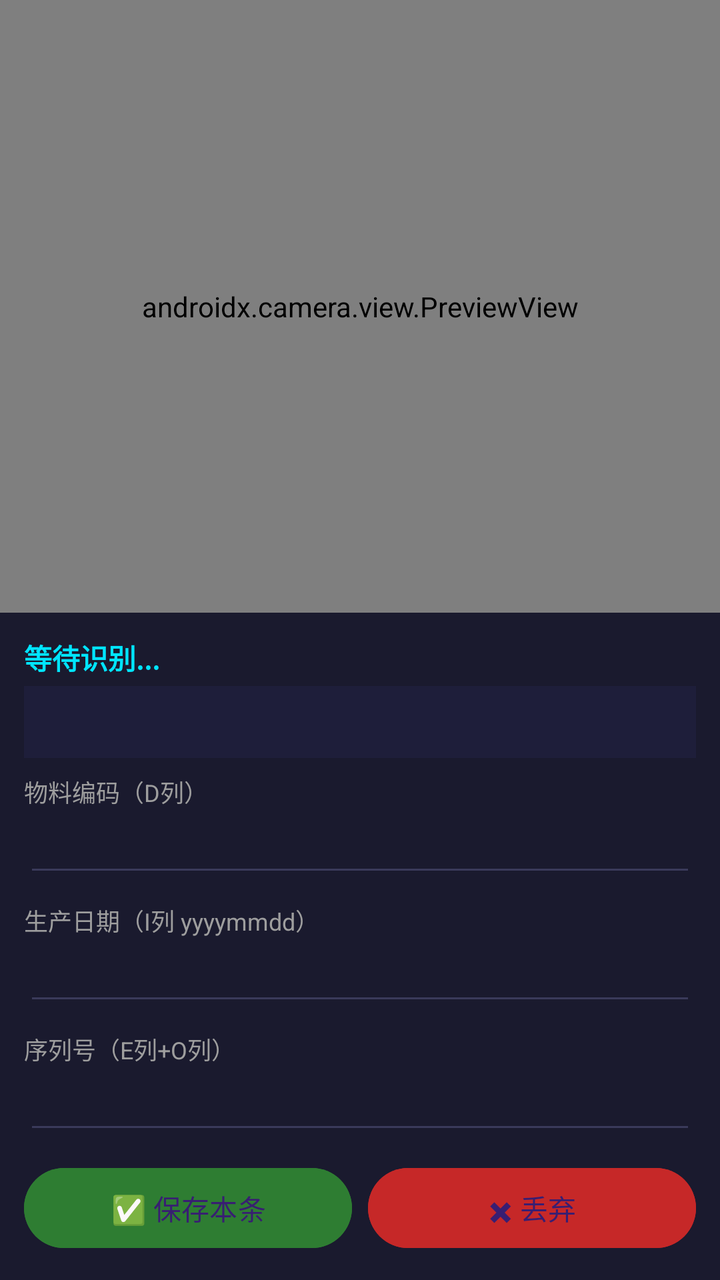
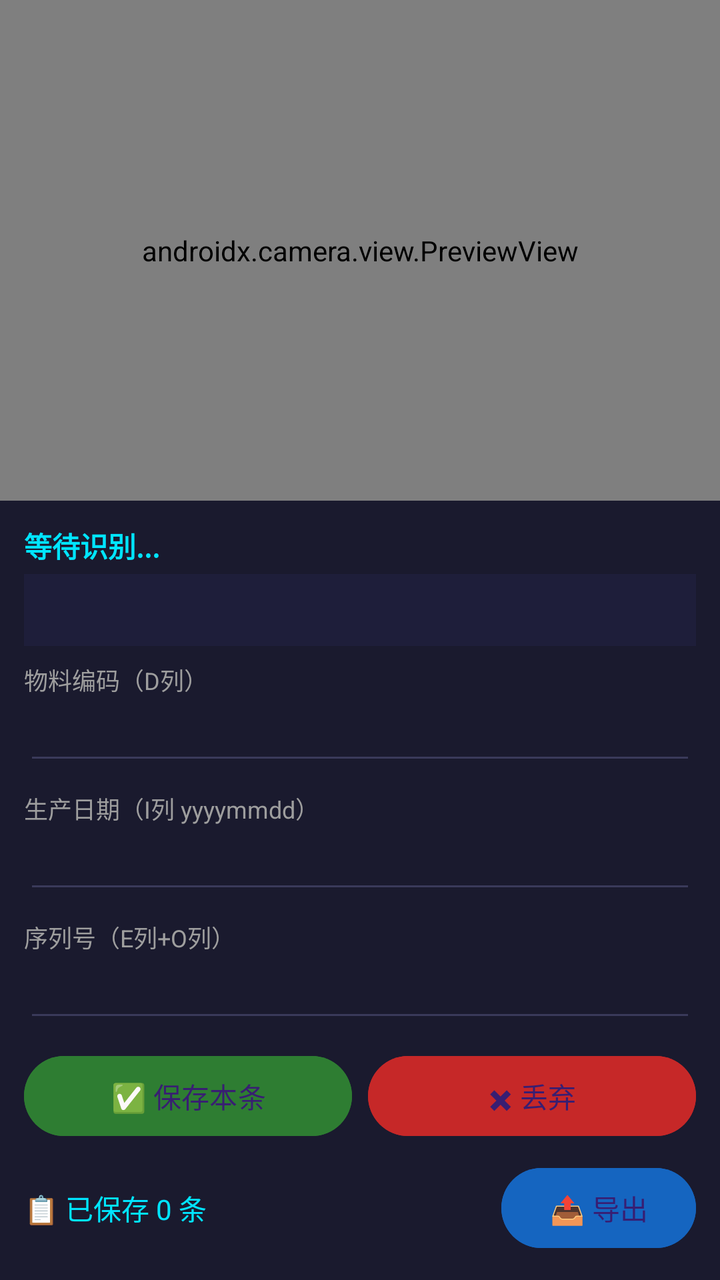

Two renders of the same Android screen: before a commit and after it. Below are the layout's source before the change and the commit's diff.
<!-- AndroidManifest.xml: application theme Theme.LabelScanner -->
<!-- res/layout/activity_main.xml -->
<?xml version="1.0" encoding="utf-8"?>
<LinearLayout xmlns:android="http://schemas.android.com/apk/res/android"
    android:layout_width="match_parent"
    android:layout_height="match_parent"
    android:orientation="vertical"
    android:background="#1a1a2e">

    
    <androidx.camera.view.PreviewView
        android:id="@+id/previewView"
        android:layout_width="match_parent"
        android:layout_height="0dp"
        android:layout_weight="1" />

    
    <LinearLayout
        android:layout_width="match_parent"
        android:layout_height="wrap_content"
        android:orientation="vertical"
        android:padding="12dp">

        <TextView
            android:id="@+id/tvBarcodes"
            android:layout_width="match_parent"
            android:layout_height="wrap_content"
            android:text="等待识别..."
            android:textColor="#00e5ff"
            android:textSize="14sp"
            android:textStyle="bold" />

        <TextView
            android:id="@+id/resultPanel"
            android:layout_width="match_parent"
            android:layout_height="wrap_content"
            android:layout_marginTop="4dp"
            android:minHeight="36dp"
            android:padding="8dp"
            android:textColor="#ffffff"
            android:textSize="13sp"
            android:background="@color/result_idle" />

        
        <TextView style="@style/FieldLabel" android:text="物料编码（D列）" />
        <EditText
            android:id="@+id/etMaterial"
            style="@style/FieldInput" />

        <TextView style="@style/FieldLabel" android:text="生产日期（I列 yyyymmdd）" />
        <EditText
            android:id="@+id/etDate"
            style="@style/FieldInput"
            android:inputType="number" />

        <TextView style="@style/FieldLabel" android:text="序列号（E列+O列）" />
        <EditText
            android:id="@+id/etSn"
            style="@style/FieldInput" />

        <LinearLayout
            android:layout_width="match_parent"
            android:layout_height="wrap_content"
            android:layout_marginTop="8dp"
            android:orientation="horizontal">

            <Button
                android:id="@+id/btnSave"
                android:layout_width="0dp"
                android:layout_height="wrap_content"
                android:layout_weight="1"
                android:text="✅ 保存本条"
                android:backgroundTint="#2e7d32" />

            <Button
                android:id="@+id/btnDiscard"
                android:layout_width="0dp"
                android:layout_height="wrap_content"
                android:layout_weight="1"
                android:layout_marginStart="8dp"
                android:text="✖ 丢弃"
                android:backgroundTint="#c62828" />
        </LinearLayout>
    </LinearLayout>
</LinearLayout>
<!-- resources referenced by this layout -->
<resources>
  <color name="result_idle">#1e1e3a</color>
  <style name="FieldInput">
          <item name="android:layout_width">match_parent</item>
          <item name="android:layout_height">wrap_content</item>
          <item name="android:backgroundTint">#3a3a5a</item>
          <item name="android:textColor">#ffffff</item>
          <item name="android:textSize">16sp</item>
          <item name="android:singleLine">true</item>
      </style>
  <style name="FieldLabel">
          <item name="android:layout_width">match_parent</item>
          <item name="android:layout_height">wrap_content</item>
          <item name="android:layout_marginTop">8dp</item>
          <item name="android:textSize">12sp</item>
          <item name="android:textColor">#9e9e9e</item>
      </style>
  <style name="Theme.LabelScanner" parent="Theme.Material3.Dark.NoActionBar">
          <item name="android:statusBarColor">#1a1a2e</item>
      </style>
</resources>

<!-- the commit's change to res/layout/activity_main.xml (unified diff, before → after) -->
@@ -79,5 +79,29 @@
                 android:text="✖ 丢弃"
                 android:backgroundTint="#c62828" />
         </LinearLayout>
+
+        <LinearLayout
+            android:layout_width="match_parent"
+            android:layout_height="wrap_content"
+            android:layout_marginTop="8dp"
+            android:gravity="center_vertical"
+            android:orientation="horizontal">
+
+            <TextView
+                android:id="@+id/tvCount"
+                android:layout_width="0dp"
+                android:layout_height="wrap_content"
+                android:layout_weight="1"
+                android:text="📋 已保存 0 条"
+                android:textColor="#00e5ff"
+                android:textSize="14sp" />
+
+            <Button
+                android:id="@+id/btnExport"
+                android:layout_width="wrap_content"
+                android:layout_height="wrap_content"
+                android:text="📤 导出"
+                android:backgroundTint="#1565c0" />
+        </LinearLayout>
     </LinearLayout>
 </LinearLayout>
